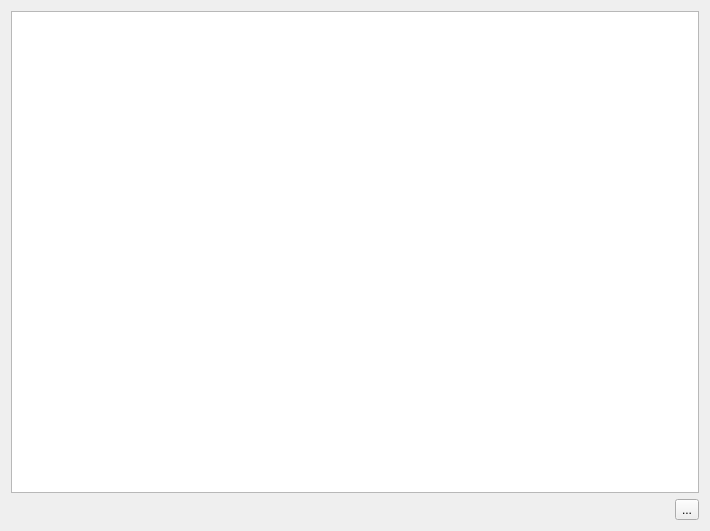
Qt form GUI/QtComponents/Listeners/listener_layout_widgets.ui (ryanq47/WhisperNet) before a commit.
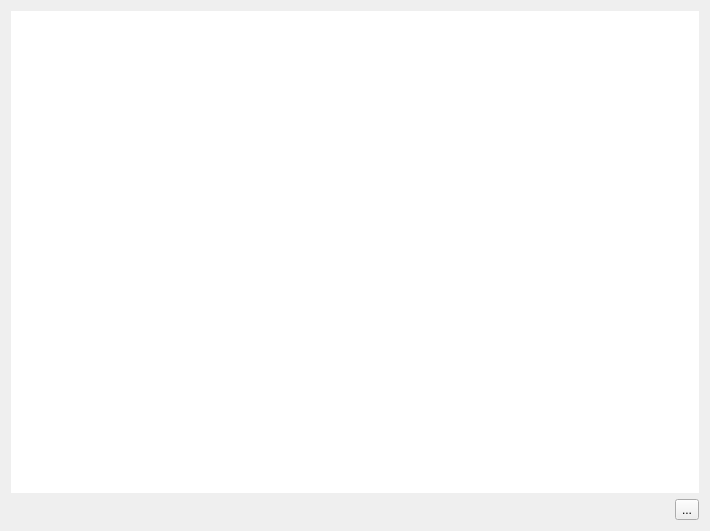
The same form after that commit.

Diff of the .ui file:
```diff
--- a/GUI/QtComponents/Listeners/listener_layout_widgets.ui
+++ b/GUI/QtComponents/Listeners/listener_layout_widgets.ui
@@ -35,7 +35,12 @@
     </widget>
    </item>
    <item row="0" column="1" colspan="2">
-    <widget class="QListView" name="listener_list_view"/>
+    <widget class="QListView" name="listener_list_view">
+     <property name="styleSheet">
+      <string notr="true">border-radius: 2px;
+border-color: #1e1e1e;</string>
+     </property>
+    </widget>
    </item>
   </layout>
  </widget>
```
